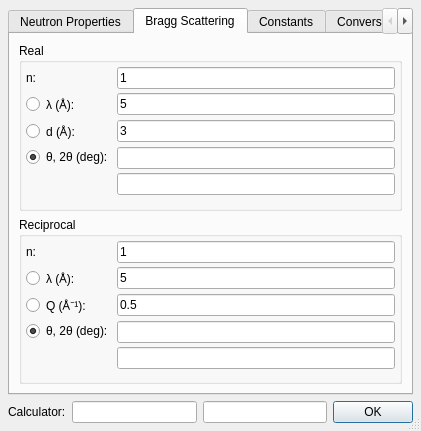
First picture: the form in ui/neutrons.ui, repository t-weber/takin, before the edit.
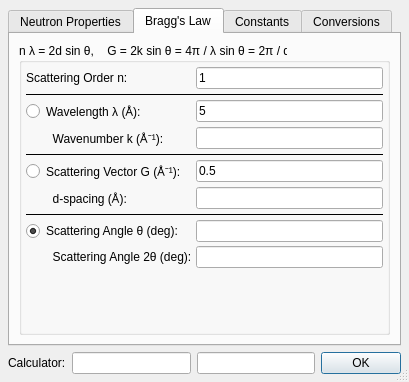
Second picture: the form after the edit. The open tabs and pages were chosen to show the change.

```diff
--- a/ui/neutrons.ui
+++ b/ui/neutrons.ui
@@ -6,8 +6,8 @@
    <rect>
     <x>0</x>
     <y>0</y>
-    <width>421</width>
-    <height>431</height>
+    <width>409</width>
+    <height>382</height>
    </rect>
   </property>
   <property name="windowTitle">
@@ -224,171 +224,205 @@
      </widget>
      <widget class="QWidget" name="tab_3">
       <attribute name="title">
-       <string>Bragg Scattering</string>
+       <string>Bragg's Law</string>
       </attribute>
       <layout class="QGridLayout" name="gridLayout_3">
+       <property name="spacing">
+        <number>4</number>
+       </property>
        <item row="0" column="0">
-        <widget class="QGroupBox" name="groupBox_3">
-         <property name="title">
-          <string>Real</string>
-         </property>
-         <layout class="QFormLayout" name="formLayout_2">
-          <property name="horizontalSpacing">
-           <number>4</number>
-          </property>
-          <property name="verticalSpacing">
-           <number>4</number>
-          </property>
-          <property name="margin">
-           <number>4</number>
-          </property>
-          <item row="0" column="1">
-           <widget class="QLineEdit" name="editBraggDirN">
-            <property name="text">
-             <string>1</string>
-            </property>
-           </widget>
-          </item>
-          <item row="1" column="1">
-           <widget class="QLineEdit" name="editBraggDirLam">
-            <property name="text">
-             <string>5</string>
-            </property>
-           </widget>
-          </item>
-          <item row="2" column="1">
-           <widget class="QLineEdit" name="editBraggDirD">
-            <property name="text">
-             <string>3</string>
-            </property>
-           </widget>
-          </item>
-          <item row="3" column="1">
-           <widget class="QLineEdit" name="editBraggDirT">
-            <property name="enabled">
-             <bool>true</bool>
-            </property>
-           </widget>
-          </item>
-          <item row="1" column="0">
-           <widget class="QRadioButton" name="radioBraggDirLam">
-            <property name="text">
-             <string>λ (Å):</string>
-            </property>
-           </widget>
-          </item>
-          <item row="2" column="0">
-           <widget class="QRadioButton" name="radioBraggDirD">
-            <property name="text">
-             <string>d (Å):</string>
-            </property>
-           </widget>
-          </item>
-          <item row="3" column="0">
-           <widget class="QRadioButton" name="radioBraggDirTT">
-            <property name="text">
-             <string>θ, 2θ (deg):</string>
-            </property>
-            <property name="checked">
-             <bool>true</bool>
-            </property>
-           </widget>
-          </item>
-          <item row="0" column="0">
-           <widget class="QLabel" name="label_18">
-            <property name="text">
-             <string>n:</string>
-            </property>
-           </widget>
-          </item>
-          <item row="4" column="1">
-           <widget class="QLineEdit" name="editBraggDirTT">
-            <property name="enabled">
-             <bool>true</bool>
-            </property>
-           </widget>
-          </item>
-         </layout>
-        </widget>
-       </item>
-       <item row="1" column="0">
         <widget class="QGroupBox" name="groupBox_4">
          <property name="title">
-          <string>Reciprocal</string>
+          <string>n λ = 2d sin θ,    G = 2k sin θ = 4π / λ sin θ = 2π / d</string>
          </property>
-         <layout class="QFormLayout" name="formLayout_3">
-          <property name="horizontalSpacing">
-           <number>4</number>
-          </property>
-          <property name="verticalSpacing">
-           <number>4</number>
-          </property>
+         <layout class="QGridLayout" name="gridLayout_6">
           <property name="margin">
            <number>4</number>
           </property>
-          <item row="0" column="1">
-           <widget class="QLineEdit" name="editBraggReciN">
+          <property name="spacing">
+           <number>4</number>
+          </property>
+          <item row="9" column="1">
+           <widget class="QLineEdit" name="editBraggReciTT">
+            <property name="enabled">
+             <bool>true</bool>
+            </property>
+           </widget>
+          </item>
+          <item row="8" column="0">
+           <widget class="QRadioButton" name="radioBraggReciTT">
+            <property name="sizePolicy">
+             <sizepolicy hsizetype="Minimum" vsizetype="Preferred">
+              <horstretch>0</horstretch>
+              <verstretch>0</verstretch>
+             </sizepolicy>
+            </property>
             <property name="text">
-             <string>1</string>
+             <string>Scattering Angle θ (deg):</string>
             </property>
+            <property name="checked">
+             <bool>true</bool>
+            </property>
            </widget>
           </item>
-          <item row="1" column="1">
-           <widget class="QLineEdit" name="editBraggReciLam">
+          <item row="3" column="1">
+           <widget class="QLineEdit" name="editBraggReciK"/>
+          </item>
+          <item row="5" column="0">
+           <widget class="QRadioButton" name="radioBraggReciQ">
+            <property name="sizePolicy">
+             <sizepolicy hsizetype="Minimum" vsizetype="Preferred">
+              <horstretch>0</horstretch>
+              <verstretch>0</verstretch>
+             </sizepolicy>
+            </property>
             <property name="text">
-             <string>5</string>
+             <string>Scattering Vector G (Å⁻¹):</string>
             </property>
            </widget>
           </item>
-          <item row="2" column="1">
+          <item row="5" column="1">
            <widget class="QLineEdit" name="editBraggReciQ">
             <property name="text">
              <string>0.5</string>
             </property>
            </widget>
           </item>
-          <item row="3" column="1">
+          <item row="8" column="1">
            <widget class="QLineEdit" name="editBraggReciT">
             <property name="enabled">
              <bool>true</bool>
             </property>
            </widget>
           </item>
-          <item row="1" column="0">
+          <item row="9" column="0">
+           <widget class="QLabel" name="label_11">
+            <property name="sizePolicy">
+             <sizepolicy hsizetype="Minimum" vsizetype="Preferred">
+              <horstretch>0</horstretch>
+              <verstretch>0</verstretch>
+             </sizepolicy>
+            </property>
+            <property name="text">
+             <string>        Scattering Angle 2θ (deg):</string>
+            </property>
+           </widget>
+          </item>
+          <item row="2" column="0">
            <widget class="QRadioButton" name="radioBraggReciLam">
+            <property name="sizePolicy">
+             <sizepolicy hsizetype="Minimum" vsizetype="Preferred">
+              <horstretch>0</horstretch>
+              <verstretch>0</verstretch>
+             </sizepolicy>
+            </property>
             <property name="text">
-             <string>λ (Å):</string>
+             <string>Wavelength λ (Å):</string>
             </property>
            </widget>
           </item>
-          <item row="2" column="0">
-           <widget class="QRadioButton" name="radioBraggReciQ">
+          <item row="4" column="0" colspan="2">
+           <widget class="Line" name="line_2">
+            <property name="frameShadow">
+             <enum>QFrame::Plain</enum>
+            </property>
+            <property name="orientation">
+             <enum>Qt::Horizontal</enum>
+            </property>
+           </widget>
+          </item>
+          <item row="2" column="1">
+           <widget class="QLineEdit" name="editBraggReciLam">
             <property name="text">
-             <string>Q (Å⁻¹):</string>
+             <string>5</string>
+            </property>
+           </widget>
+          </item>
+          <item row="6" column="0">
+           <widget class="QLabel" name="label_9">
+            <property name="sizePolicy">
+             <sizepolicy hsizetype="Minimum" vsizetype="Preferred">
+              <horstretch>0</horstretch>
+              <verstretch>0</verstretch>
+             </sizepolicy>
+            </property>
+            <property name="text">
+             <string>        d-spacing (Å):</string>
+            </property>
+           </widget>
+          </item>
+          <item row="6" column="1">
+           <widget class="QLineEdit" name="editBraggRecid"/>
+          </item>
+          <item row="10" column="0" colspan="2">
+           <spacer name="verticalSpacer_2">
+            <property name="orientation">
+             <enum>Qt::Vertical</enum>
+            </property>
+            <property name="sizeHint" stdset="0">
+             <size>
+              <width>20</width>
+              <height>40</height>
+             </size>
+            </property>
+           </spacer>
+          </item>
+          <item row="0" column="1">
+           <widget class="QLineEdit" name="editBraggReciN">
+            <property name="text">
+             <string>1</string>
             </property>
            </widget>
           </item>
           <item row="3" column="0">
-           <widget class="QRadioButton" name="radioBraggReciTT">
+           <widget class="QLabel" name="label_10">
+            <property name="sizePolicy">
+             <sizepolicy hsizetype="Minimum" vsizetype="Preferred">
+              <horstretch>0</horstretch>
+              <verstretch>0</verstretch>
+             </sizepolicy>
+            </property>
             <property name="text">
-             <string>θ, 2θ (deg):</string>
+             <string>        Wavenumber k (Å⁻¹):</string>
             </property>
-            <property name="checked">
-             <bool>true</bool>
+           </widget>
+          </item>
+          <item row="1" column="0" colspan="2">
+           <widget class="Line" name="line">
+            <property name="frameShadow">
+             <enum>QFrame::Plain</enum>
+            </property>
+            <property name="orientation">
+             <enum>Qt::Horizontal</enum>
             </property>
            </widget>
           </item>
           <item row="0" column="0">
            <widget class="QLabel" name="label_19">
+            <property name="sizePolicy">
+             <sizepolicy hsizetype="Minimum" vsizetype="Preferred">
+              <horstretch>0</horstretch>
+              <verstretch>0</verstretch>
+             </sizepolicy>
+            </property>
+            <property name="autoFillBackground">
+             <bool>false</bool>
+            </property>
+            <property name="frameShape">
+             <enum>QFrame::NoFrame</enum>
+            </property>
             <property name="text">
-             <string>n:</string>
+             <string>Scattering Order n:</string>
             </property>
            </widget>
           </item>
-          <item row="4" column="1">
-           <widget class="QLineEdit" name="editBraggReciTT">
-            <property name="enabled">
-             <bool>true</bool>
+          <item row="7" column="0" colspan="2">
+           <widget class="Line" name="line_3">
+            <property name="frameShadow">
+             <enum>QFrame::Plain</enum>
+            </property>
+            <property name="orientation">
+             <enum>Qt::Horizontal</enum>
             </property>
            </widget>
           </item>
```
Left out of the diff: 37 changed lines with no effect on the pictures.
